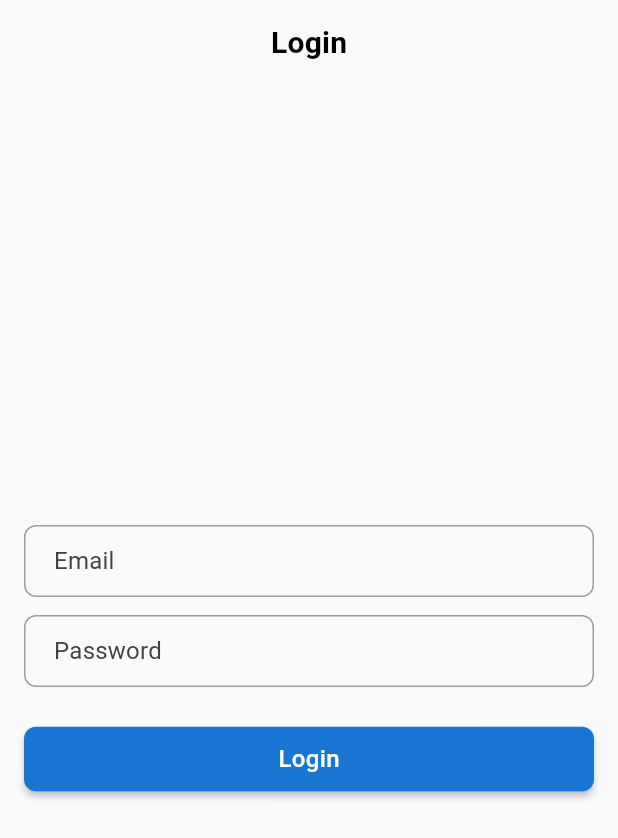
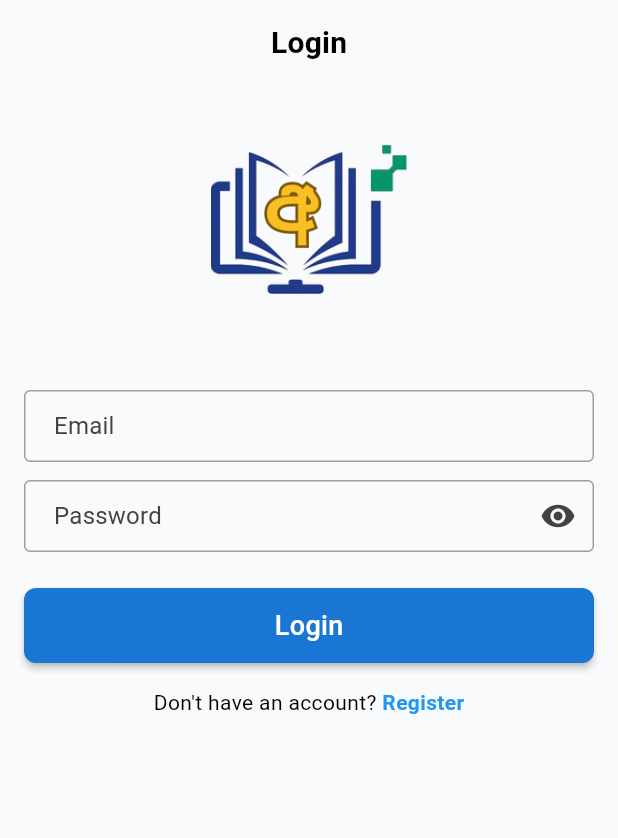
Before and after one commit to hasindu-k/sinhala-ed-assistant, a Flutter app: the screen it shows after launch, on a phone screen of 412 x 824 dp. Shown: the top 838 px of the screen. Run offline on Flutter 3.47's test engine with Material 3 defaults, Android fonts, the phone set to English and light mode, and no system bars; our stand-ins replace cloud_firestore, firebase_auth, firebase_core, shared_preferences; accounts and stored records are empty.

Commit message:
update login page

```diff
--- a/mobile/sinhala_ed_app/lib/presentation/pages/login_page.dart
+++ b/mobile/sinhala_ed_app/lib/presentation/pages/login_page.dart
@@ -1,5 +1,6 @@
 import 'package:flutter/material.dart';
 import 'package:provider/provider.dart';
+import '../controllers/exit_controller.dart';
 import '../controllers/auth_controller.dart';
 import '../routes/app_routes.dart';
 import '../routes/navigation_service.dart';
@@ -15,6 +16,7 @@ class _LoginPageState extends State<LoginPage> {
   final _emailController = TextEditingController();
   final _passwordController = TextEditingController();
   bool _isLoading = false;
+  bool _obscurePassword = true;
 
   @override
   void dispose() {
@@ -43,38 +45,96 @@ class _LoginPageState extends State<LoginPage> {
 
   @override
   Widget build(BuildContext context) {
-    return Scaffold(
+    final _exit = ExitController();
+
+    return PopScope(
+      canPop: false,
+      onPopInvokedWithResult: (didPop, result) {
+        // Check if Navigator can pop
+        if (NavigationService.navigatorKey.currentState!.canPop()) {
+          NavigationService.goBack(); // Go to previous route
+        } else {
+          _exit.handleSystemBack(context, didPop, result); // Exit
+        }
+      },
+      child: Scaffold(
         appBar: AppBar(
           title: const Text("Login"),
           automaticallyImplyLeading: false,
         ),
-      body: Padding(
+        body: SingleChildScrollView(
             padding: const EdgeInsets.all(16.0),
             child: Column(
-          mainAxisAlignment: MainAxisAlignment.center,
               children: [
+                const SizedBox(height: 24),
+                Image.asset(
+                  'assets/images/logo.png',
+                  height: 100,
+                ),
+                const SizedBox(height: 64),
                 TextField(
                   controller: _emailController,
-              decoration: const InputDecoration(labelText: "Email"),
+                  decoration: const InputDecoration(
+                    labelText: "Email",
+                    border: OutlineInputBorder(),
+                  ),
                 ),
                 const SizedBox(height: 12),
                 TextField(
                   controller: _passwordController,
-              decoration: const InputDecoration(labelText: "Password"),
-              obscureText: true,
+                  obscureText: _obscurePassword,
+                  decoration: InputDecoration(
+                    labelText: "Password",
+                    border: const OutlineInputBorder(),
+                    suffixIcon: IconButton(
+                      icon: Icon(
+                        _obscurePassword
+                            ? Icons.visibility
+                            : Icons.visibility_off,
+                      ),
+                      onPressed: () {
+                        setState(() {
+                          _obscurePassword = !_obscurePassword;
+                        });
+                      },
+                    ),
+                  ),
                 ),
                 const SizedBox(height: 24),
                 _isLoading
                     ? const CircularProgressIndicator()
                     : SizedBox(
                         width: double.infinity,
+                        height: 50,
                         child: ElevatedButton(
                           onPressed: _login,
-                      child: const Text("Login"),
+                          child: const Text(
+                            "Login",
+                            style: TextStyle(fontSize: 18),
+                          ),
+                        ),
+                      ),
+                const SizedBox(height: 16),
+                Row(
+                  mainAxisAlignment: MainAxisAlignment.center,
+                  children: [
+                    const Text("Don't have an account? "),
+                    GestureDetector(
+                      onTap: () {
+                        NavigationService.navigateTo(AppRoutes.register);
+                      },
+                      child: const Text(
+                        "Register",
+                        style: TextStyle(
+                          color: Colors.blue,
+                          fontWeight: FontWeight.bold,
+                        ),
                       ),
                     ),
                   ],
                 ),
+              ],
+            )),
       ),
     );
   }
--- a/mobile/sinhala_ed_app/lib/presentation/routes/app_routes.dart
+++ b/mobile/sinhala_ed_app/lib/presentation/routes/app_routes.dart
@@ -1,5 +1,5 @@
 class AppRoutes {
-  static const String splash = '/splash';
+  static const String splash = '/';
   static const String home = '/home';
   static const String login = '/login';
   static const String register = '/register';
--- a/mobile/sinhala_ed_app/lib/sinhala_ed_app.dart
+++ b/mobile/sinhala_ed_app/lib/sinhala_ed_app.dart
@@ -2,7 +2,7 @@ import 'package:flutter/material.dart';
 import 'package:provider/provider.dart';
 import 'core/theme/theme.dart';
 import 'core/providers/theme_provider.dart';
-import 'presentation/controllers/auth_controller.dart'; // 👈 add this
+import 'presentation/controllers/auth_controller.dart';
 import 'presentation/routes/app_routes.dart';
 import 'presentation/routes/app_pages.dart';
 import 'presentation/routes/navigation_service.dart';
--- a/mobile/sinhala_ed_app/pubspec.yaml
+++ b/mobile/sinhala_ed_app/pubspec.yaml
@@ -8,6 +8,7 @@ environment:
   sdk: ">=3.5.0 <4.0.0"
 
 dependencies:
+  cloud_firestore: ^5.6.12
   firebase_auth: ^5.3.0
   firebase_core: ^3.5.0
   flutter:
```
Also changed, not shown: mobile/sinhala_ed_app/lib/data/services/firestore_service.dart (added, +20 -0 lines), mobile/sinhala_ed_app/pubspec.lock, 3 other files. Lines whose indentation alone changed are shown as unchanged.
